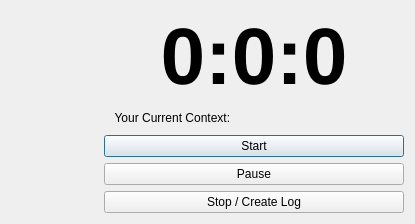
The window that resources/dialog.ui (Masepack/tk-multi-timeslogger) describes before a commit, drawn with Qt 5.
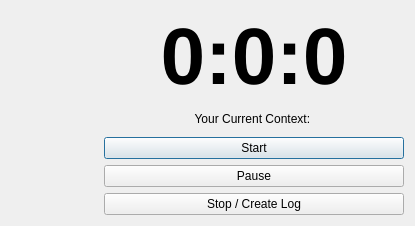
The same window after the commit. Icons and pictures are not drawn.

Commit message: Update to UI and Commenting. Finds Context

```diff
--- a/resources/dialog.ui
+++ b/resources/dialog.ui
@@ -10,7 +10,7 @@
     <x>0</x>
     <y>0</y>
     <width>415</width>
-    <height>224</height>
+    <height>226</height>
    </rect>
   </property>
   <property name="windowTitle">
@@ -96,7 +96,7 @@
    <item row="4" column="1" rowspan="3">
     <widget class="QWidget" name="widget_2" native="true"/>
    </item>
-   <item row="2" column="2">
+   <item row="3" column="2">
     <widget class="QLabel" name="context">
      <property name="sizePolicy">
       <sizepolicy hsizetype="Minimum" vsizetype="Minimum">
@@ -104,9 +104,15 @@
        <verstretch>0</verstretch>
       </sizepolicy>
      </property>
+     <property name="minimumSize">
+      <size>
+       <width>300</width>
+       <height>15</height>
+      </size>
+     </property>
      <property name="maximumSize">
       <size>
-       <width>140</width>
+       <width>500</width>
        <height>50</height>
       </size>
      </property>
```
The commit also changes 3 other files.
